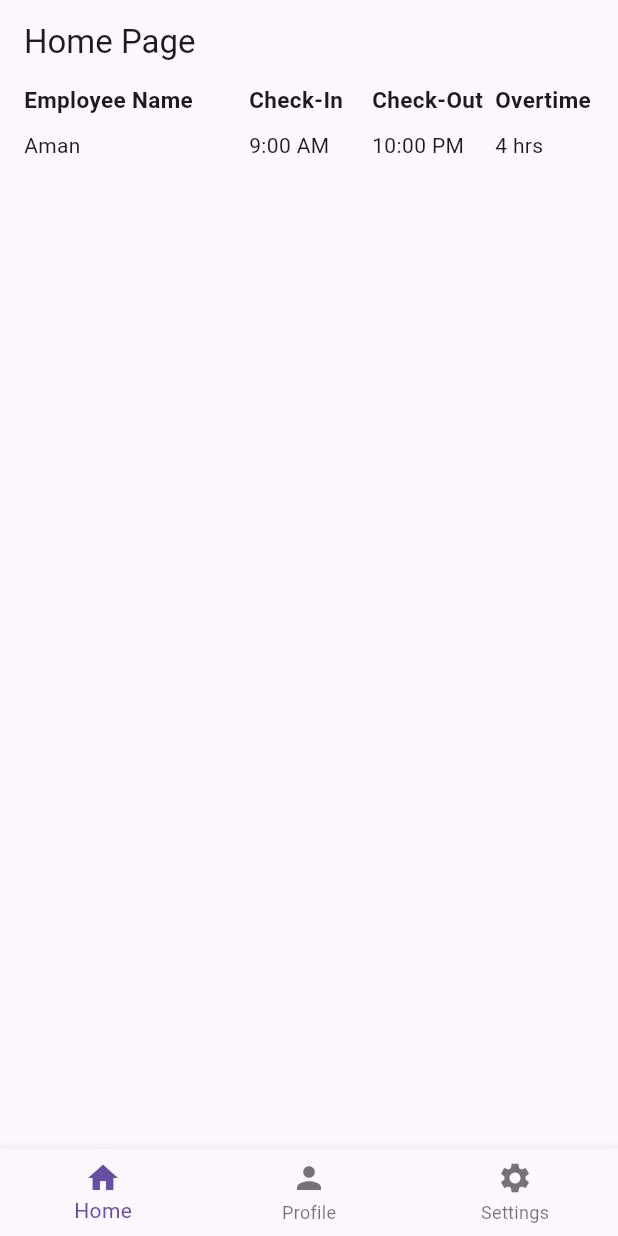
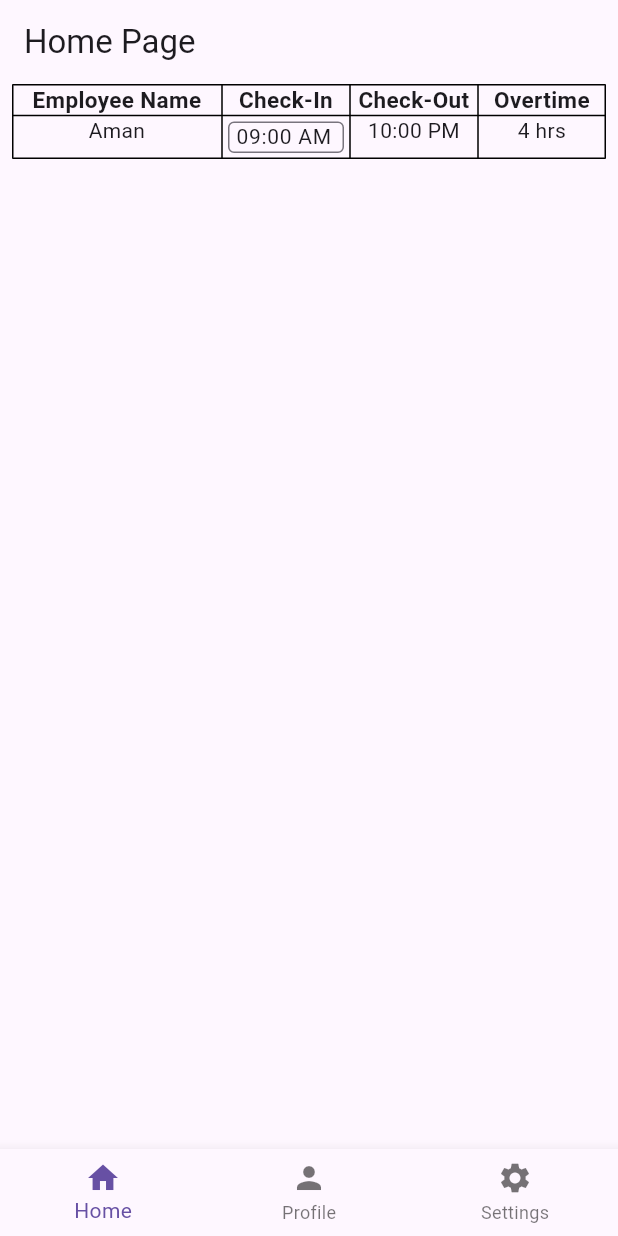
Before and after one commit to amigma00/emotorad_task, a Flutter app: the screen it shows after launch, on a phone screen of 412 x 824 dp. Run offline on Flutter 3.47's test engine with Material 3 defaults, Android fonts, the phone set to English and light mode, and no system bars; our stand-ins replace flutter_bloc, get_it, go_router; missing offline and left inert: gsheets; statements that could not run were skipped.

Commit message:
Add Google Sheets integration and enhance HomeCubit state management
- Introduced new dependencies: gsheets and get_it for service locator.
- Updated HomeCubit to fetch and update Google Sheets data.
- Enhanced HomeState with loading and error states.
- Added padding extension for easier widget padding management.
- Improved HomePage layout and integrated state management.

```diff
--- a/lib/main.dart
+++ b/lib/main.dart
@@ -1,7 +1,10 @@
 import 'package:emotorad_task/src/core/routes/router.dart';
+import 'package:emotorad_task/src/core/services/service_locator.dart';
 import 'package:flutter/material.dart';
 
 void main() {
+  WidgetsFlutterBinding.ensureInitialized();
+  setupLocator();
   runApp(const MainApp());
 }
 
@@ -10,13 +13,11 @@ class MainApp extends StatelessWidget {
 
   @override
   Widget build(BuildContext context) {
-    return MaterialApp.router(
-      routerConfig: AppRouter.router,
-      // builder: (context, child) => Scaffold(
-      //   body: Center(
-      //     child: Text('Hello World!'),
-      //   ),
-      // ),
+    return GestureDetector(
+      onTap: () => FocusManager.instance.primaryFocus?.unfocus(),
+      child: MaterialApp.router(
+        routerConfig: AppRouter.router,
+      ),
     );
   }
 }
--- a/lib/src/features/home/presentation/cubit/home_cubit.dart
+++ b/lib/src/features/home/presentation/cubit/home_cubit.dart
@@ -1,7 +1,32 @@
+import 'package:emotorad_task/src/core/services/gsheeets_service.dart';
+import 'package:emotorad_task/src/core/services/service_locator.dart';
 import 'package:flutter/material.dart';
 import 'package:flutter_bloc/flutter_bloc.dart';
 part 'home_state.dart';
 
 class HomeCubit extends Cubit<HomeState> {
   HomeCubit() : super(HomeInitial());
+
+  fetchGsheets({String? date}) async {
+    date ??= DateTime.now().toString();
+    emit(HomeLoading());
+    try {
+      final data = await sl<GoogleSheetsService>().fetchAttendanceData(date);
+      // print(data);
+      emit(HomeLoaded(data: data));
+    } catch (e) {
+      emit(HomeError(message: e.toString()));
+    }
+  }
+
+  updateGsheet() async {
+    emit(HomeLoading());
+    try {
+      // final data = await sl<GoogleSheetsService>().updateAttendance();
+      // print(data);
+      // emit(HomeLoaded(data: data));
+    } catch (e) {
+      emit(HomeError(message: e.toString()));
+    }
+  }
 }
--- a/lib/src/features/home/presentation/cubit/home_state.dart
+++ b/lib/src/features/home/presentation/cubit/home_state.dart
@@ -1,6 +1,20 @@
+part of 'home_cubit.dart';
 
-  part of 'home_cubit.dart';
-  @immutable
-  abstract class HomeState {}
+@immutable
+abstract class HomeState {}
 
-  class HomeInitial extends HomeState {}
+class HomeInitial extends HomeState {}
+
+class HomeLoading extends HomeState {}
+
+class HomeLoaded extends HomeState {
+  final List<List<String>> data;
+
+  HomeLoaded({required this.data});
+}
+
+class HomeError extends HomeState {
+  final String message;
+
+  HomeError({required this.message});
+}
--- a/lib/src/features/home/presentation/pages/home_page.dart
+++ b/lib/src/features/home/presentation/pages/home_page.dart
@@ -1,20 +1,27 @@
+import 'package:emotorad_task/src/core/extensions/padding_extension.dart';
+import 'package:emotorad_task/src/core/services/service_locator.dart';
+import 'package:emotorad_task/src/features/home/presentation/cubit/home_cubit.dart';
 import 'package:flutter/material.dart';
+import 'package:flutter_bloc/flutter_bloc.dart';
 
 class HomePage extends StatelessWidget {
   const HomePage({super.key});
 
   @override
   Widget build(BuildContext context) {
+    // sl<HomeCubit>().fetchGsheets();
+    sl<HomeCubit>().updateGsheet();
     return Scaffold(
       appBar: AppBar(
         title: Text('Home Page'),
       ),
       body: ListView(
-        padding: EdgeInsets.only(left: 16),
+        padding: EdgeInsets.symmetric(horizontal: 8),
         children: [
           Table(
+            border: TableBorder.all(),
             columnWidths: {
-              0: FixedColumnWidth(150),
+              0: FixedColumnWidth(140),
               1: FlexColumnWidth(),
               2: FlexColumnWidth(),
               3: FlexColumnWidth(),
@@ -25,35 +32,62 @@ class HomePage extends StatelessWidget {
                   Text(
                     'Employee Name',
                     style: TextStyle(fontWeight: FontWeight.bold, fontSize: 15),
+                    textAlign: TextAlign.center,
                   ),
                   Text(
                     'Check-In',
                     style: TextStyle(fontWeight: FontWeight.bold, fontSize: 15),
+                    textAlign: TextAlign.center,
                   ),
                   Text(
                     'Check-Out',
                     style: TextStyle(fontWeight: FontWeight.bold, fontSize: 15),
+                    textAlign: TextAlign.center,
                   ),
                   Text(
                     'Overtime',
                     style: TextStyle(fontWeight: FontWeight.bold, fontSize: 15),
+                    textAlign: TextAlign.center,
                   ),
                 ],
               ),
+              // TableRow(
+              //   children: [
+              //     SizedBox(height: 10),
+              //     SizedBox.shrink(),
+              //     SizedBox.shrink(),
+              //     SizedBox.shrink(),
+              //   ],
+              // ),
               TableRow(
                 children: [
-                  SizedBox(height: 10),
-                  SizedBox.shrink(),
-                  SizedBox.shrink(),
-                  SizedBox.shrink(),
-                ],
-              ),
-              TableRow(
-                children: [
-                  Text('Aman'),
-                  Text('9:00 AM'),
-                  Text('10:00 PM'),
-                  Text('4 hrs'),
+                  Text(
+                    'Aman',
+                    textAlign: TextAlign.center,
+                  ),
+                  TextField(
+                    controller: TextEditingController(text: '09:00 AM'),
+                    readOnly: true,
+                    onTap: () => showTimePicker(
+                      context: context,
+                      initialTime: TimeOfDay.now(),
+                    ),
+                    style: TextStyle(fontSize: 14),
+                    textAlign: TextAlign.center,
+                    decoration: InputDecoration(
+                        contentPadding: EdgeInsets.zero,
+                        isDense: true,
+                        fillColor: Colors.red,
+                        border: OutlineInputBorder()),
+                  ).paddingAll(4),
+                  Text(
+                    '10:00 PM',
+                    textAlign: TextAlign.center,
+                  ),
+                  Text(
+                    '4 hrs',
+                    textAlign: TextAlign.center,
+                  ),
                 ],
               ),
             ],
--- a/pubspec.yaml
+++ b/pubspec.yaml
@@ -11,6 +11,8 @@ dependencies:
     sdk: flutter
   flutter_bloc: ^9.0.0
   go_router:
+  gsheets: ^0.5.0
+  get_it:
 
 dev_dependencies:
   flutter_test:
@@ -19,3 +21,5 @@ dev_dependencies:
 
 flutter:
   uses-material-design: true
+  assets:
+    - assets/
```
Also changed, not shown: lib/src/core/extensions/padding_extension.dart (added, +25 -0 lines), lib/src/core/services/gsheeets_service.dart (added, +142 -0 lines), lib/src/core/services/service_locator.dart (added, +46 -0 lines), pubspec.lock, 1 other file.
